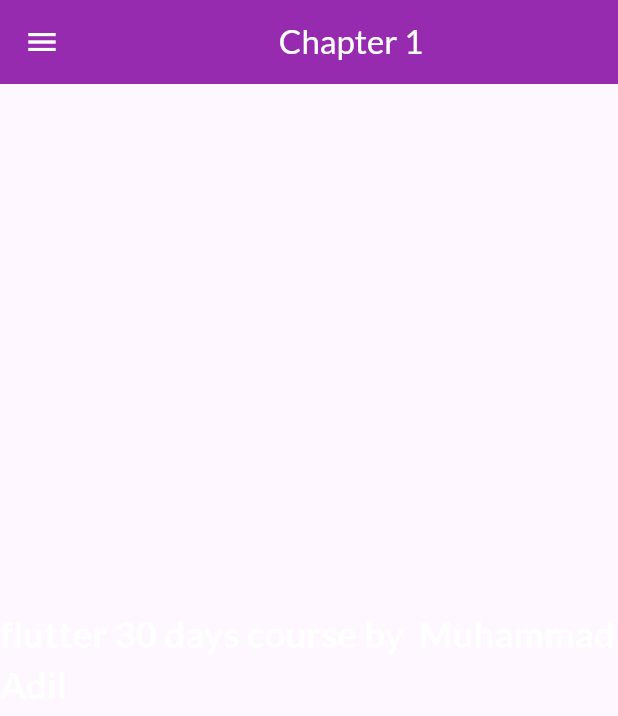
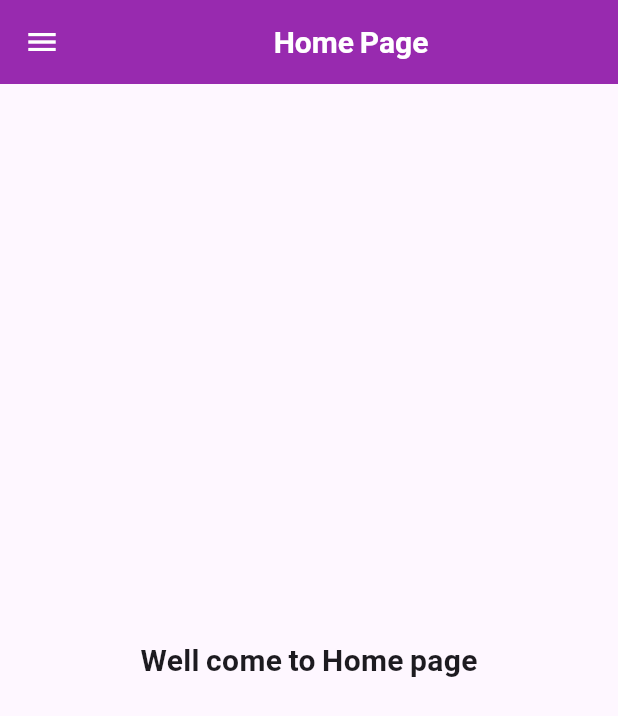
Before and after one commit to ADIL41/Flutter, a Flutter app: the screen it shows after launch, on a phone screen of 412 x 824 dp. Shown: the top 716 px of the screen. Run offline on Flutter 3.47's test engine with Material 3 defaults, Android fonts, the phone set to English and light mode, and no system bars; our stand-ins replace google_fonts; Roboto replaces fonts that are missing (Google font).

Commit message:
Themes add

```diff
--- a/lib/main.dart
+++ b/lib/main.dart
@@ -1,8 +1,8 @@
 import 'package:flutter/material.dart';
-import 'package:google_fonts/google_fonts.dart';
 import 'package:untitled/pages/home_page.dart';
 import 'package:untitled/pages/login_page.dart';
 import 'package:untitled/utils/routes.dart';
+import 'package:untitled/widgets/themes.dart';
 
 void main() {
   runApp(MyApp());
@@ -14,17 +14,8 @@ class MyApp extends StatelessWidget {
   Widget build(BuildContext context) {
     return MaterialApp(
       debugShowCheckedModeBanner: false,
-      theme: ThemeData(
-        fontFamily: GoogleFonts.lato()
-            .fontFamily, //text style remain same in overall app
-        appBarTheme: AppBarTheme(
-          backgroundColor: Colors.purple,
-          foregroundColor: Colors.white,
-          elevation: 4,
-        ),
-      ),
-      darkTheme: ThemeData(brightness: Brightness.light),
-
+      theme: MyTheme.LightTheme(context),
+      darkTheme: MyTheme.DarkTheme(context),
       initialRoute: MyRoutes.homeRoute, // by default start with home screen
       routes: {
         MyRoutes.loginRoute: (context) =>
--- a/lib/pages/home_page.dart
+++ b/lib/pages/home_page.dart
@@ -9,16 +9,22 @@ class HomePage extends StatelessWidget {
   @override
   Widget build(BuildContext context) {
     return Scaffold(
-      appBar: AppBar(title: Center(child: Text('Chapter 1'))),
-      body: Center(
-        child: Text(
-          'flutter $day days course by  $name',
-          style: TextStyle(
-            color: Colors.white,
-            fontSize: 24,
-            fontWeight: FontWeight.bold,
+      appBar: AppBar(title: Center(child: Text('Home Page'))),
+      body: Column(
+        mainAxisAlignment: MainAxisAlignment.center,
+        crossAxisAlignment: CrossAxisAlignment.center,
+        children: [
+          Center(
+            child: Text(
+              'Well come to Home page',
+              style: TextStyle(
+                fontSize: 20,
+                fontFamily: 'Google font',
+                fontWeight: FontWeight.bold,
+              ),
+            ),
           ),
-        ),
+        ],
       ),
       drawer: MyDrawer(),
     );
--- /dev/null
+++ b/lib/widgets/themes.dart
@@ -0,0 +1,24 @@
+import 'package:flutter/material.dart';
+import 'package:google_fonts/google_fonts.dart';
+
+class MyTheme {
+  static ThemeData LightTheme(BuildContext context) => ThemeData(
+    fontFamily:
+        GoogleFonts.lato().fontFamily, //text style remain same in overall app
+    appBarTheme: AppBarTheme(
+      backgroundColor: Colors.purple,
+      foregroundColor: Colors.white,
+      elevation: 2,
+      iconTheme: IconThemeData(color: Colors.white),
+      titleTextStyle: TextStyle(
+        color: Colors.white,
+        fontSize: 20,
+        fontWeight: FontWeight.bold,
+      ),
+    ),
+    textTheme: Theme.of(context).textTheme,
+  );
+
+  static ThemeData DarkTheme(BuildContext context) =>
+      ThemeData(brightness: Brightness.dark);
+}
```
